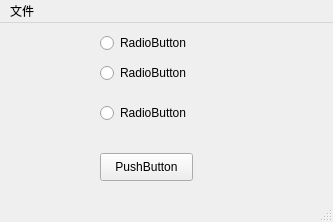
First picture: the form in QT-Source/change-view/menu.ui, repository losehu/RUBO-UDIPM, before the edit.
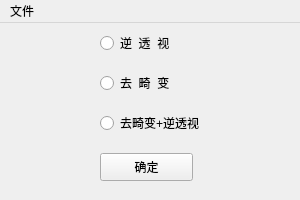
Second picture: the form after the edit.

Diff of the .ui file:
```diff
--- a/QT-Source/change-view/menu.ui
+++ b/QT-Source/change-view/menu.ui
@@ -6,8 +6,8 @@
    <rect>
     <x>0</x>
     <y>0</y>
-    <width>333</width>
-    <height>222</height>
+    <width>300</width>
+    <height>200</height>
    </rect>
   </property>
   <property name="windowTitle">
@@ -19,25 +19,30 @@
      <rect>
       <x>100</x>
       <y>10</y>
-      <width>99</width>
+      <width>130</width>
       <height>20</height>
      </rect>
     </property>
+    <property name="font">
+     <font>
+      <kerning>true</kerning>
+     </font>
+    </property>
     <property name="text">
-     <string>RadioButton</string>
+     <string>逆  透  视</string>
     </property>
    </widget>
    <widget class="QRadioButton" name="radioButton_2">
     <property name="geometry">
      <rect>
       <x>100</x>
-      <y>80</y>
-      <width>99</width>
+      <y>90</y>
+      <width>130</width>
       <height>20</height>
      </rect>
     </property>
     <property name="text">
-     <string>RadioButton</string>
+     <string>去畸变+逆透视</string>
     </property>
    </widget>
    <widget class="QPushButton" name="pushButton">
@@ -50,20 +55,20 @@
      </rect>
     </property>
     <property name="text">
-     <string>PushButton</string>
+     <string>确定</string>
     </property>
    </widget>
    <widget class="QRadioButton" name="radioButton_3">
     <property name="geometry">
      <rect>
       <x>100</x>
-      <y>40</y>
-      <width>99</width>
+      <y>50</y>
+      <width>130</width>
       <height>20</height>
      </rect>
     </property>
     <property name="text">
-     <string>RadioButton</string>
+     <string>去  畸  变</string>
     </property>
    </widget>
   </widget>
@@ -72,18 +77,33 @@
     <rect>
      <x>0</x>
      <y>0</y>
-     <width>333</width>
+     <width>300</width>
      <height>26</height>
     </rect>
    </property>
-   <widget class="QMenu" name="menu">
+   <widget class="QMenu" name="menu_doc">
     <property name="title">
      <string>文件</string>
     </property>
    </widget>
-   <addaction name="menu"/>
+   <addaction name="menu_doc"/>
   </widget>
-  <widget class="QStatusBar" name="statusbar"/>
+  <action name="action_about">
+   <property name="text">
+    <string>关于</string>
+   </property>
+   <property name="shortcut">
+    <string>Ctrl+A</string>
+   </property>
+  </action>
+  <action name="action_exit">
+   <property name="text">
+    <string>退出</string>
+   </property>
+   <property name="shortcut">
+    <string>Ctrl+Q</string>
+   </property>
+  </action>
  </widget>
  <resources/>
  <connections/>
```
Left out of the diff: 8 changed lines with no effect on the pictures.
